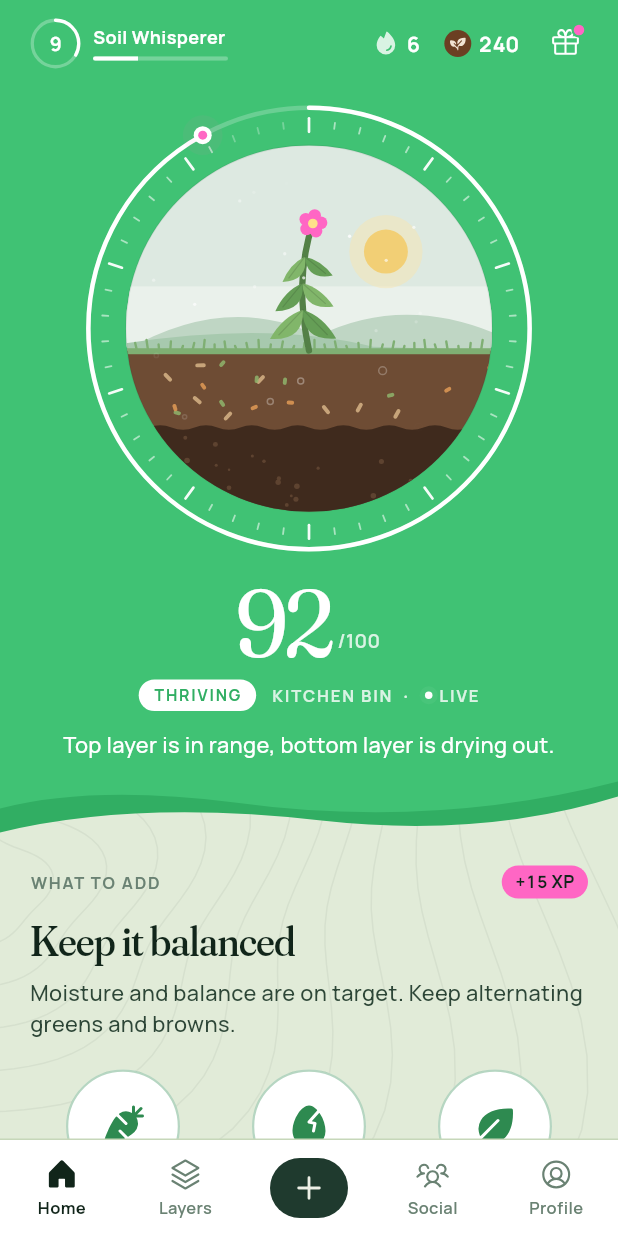
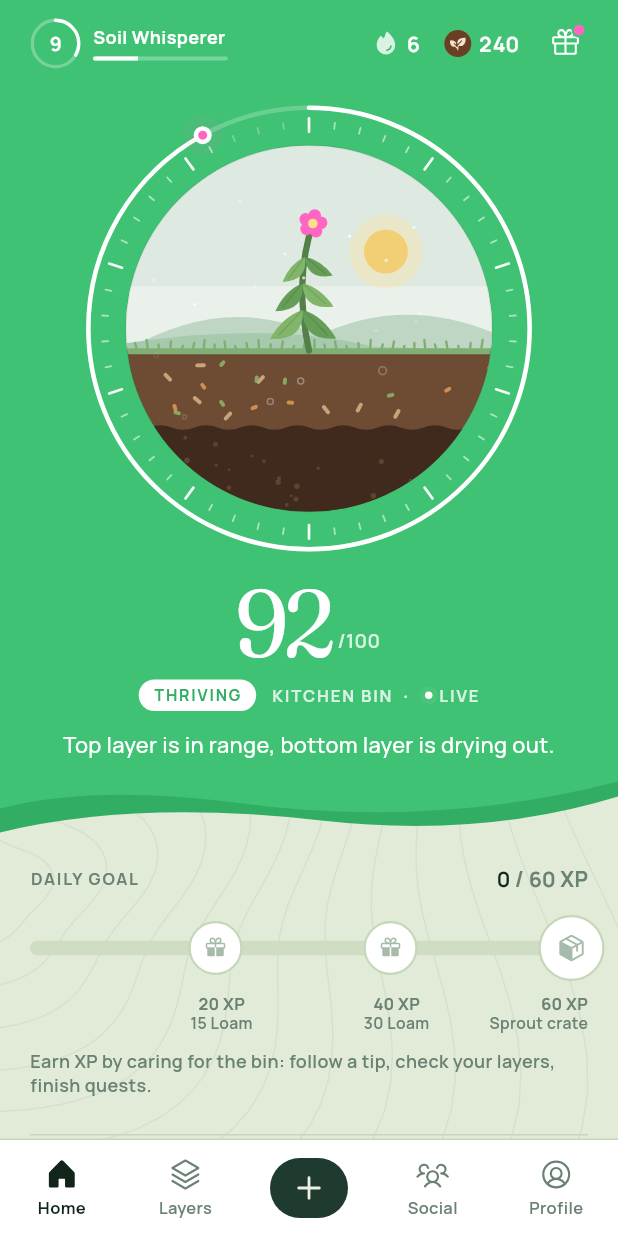
Before and after one commit to henryc08/Calmpost, a Flutter app: the screen it shows after launch, on a phone screen of 412 x 824 dp. Run offline on Flutter 3.47's test engine with Material 3 defaults, Android fonts, the phone set to English and light mode, and no system bars; drawn by our look-alikes of flutter_animate; our stand-ins replace fl_chart, flutter_local_notifications, flutter_riverpod, phosphor_flutter.

Commit message:
feat(home): game loop on Home
- Daily goal track: today's XP unlocks 15 Loam, 30 Loam and a Sprout crate
- Rewards ready shelf with wiggling crates and a reward reveal on open
- League race: rank, XP to promotion zone, neighbours above and below
- +15 XP badges on recommended items, next streak milestone + reward
- Quest claims toast their Loam; Profile can open crates too
- Live readings moved to the bottom of Home
- Tests: daily goal claiming and crate opening

```diff
--- /dev/null
+++ b/app/lib/features/home/daily_track.dart
@@ -0,0 +1,160 @@
+import 'package:flutter/material.dart';
+import 'package:flutter_animate/flutter_animate.dart';
+import 'package:flutter_riverpod/flutter_riverpod.dart';
+import 'package:phosphor_flutter/phosphor_flutter.dart';
+
+import '../../app/reward_reveal.dart';
+import '../../state/game.dart';
+import '../../ui/brand.dart';
+import '../../ui/components.dart';
+import '../../ui/tokens.dart';
+import '../../ui/type.dart';
+
+/// Today's XP fills a track toward three reward nodes you tap to claim.
+class DailyTrack extends ConsumerWidget {
+  const DailyTrack({super.key});
+
+  @override
+  Widget build(BuildContext context, WidgetRef ref) {
+    final xp = ref.watch(gameProvider.select((g) => g.xpToday));
+    final claimed = ref.watch(gameProvider.select((g) => g.dailyClaimed));
+    final goal = dailyGoals.last;
+    final ready = [for (var i = 0; i < dailyGoals.length; i++) xp >= dailyGoals[i] && !claimed.contains(i)];
+
+    Future<void> claim(int i) async {
+      final reward = ref.read(gameProvider.notifier).claimDaily(i);
+      if (reward == null) return;
+      await showRewardReveal(
+        context,
+        title: 'Daily reward',
+        icon: PhosphorIconsFill.gift,
+        items: [
+          if (reward.loam > 0) RevealItem(const LoamCoin(size: 26), '+${reward.loam}', 'Loam'),
+          if (reward.crate != null) RevealItem(const Icon(PhosphorIconsFill.package, size: 26, color: C.pink), '+1', crateTitle(reward.crate!)),
+        ],
+      );
+    }
+
+    return Column(
+      crossAxisAlignment: CrossAxisAlignment.start,
+      children: [
+        SectionLabel(
+          'DAILY GOAL',
+          trailing: Row(
+            mainAxisSize: MainAxisSize.min,
+            children: [
+              CountUp(xp.clamp(0, goal), style: T.num.copyWith(fontSize: 14)),
+              Text(' / $goal XP', style: T.num.copyWith(fontSize: 14, color: C.muted)),
+            ],
+          ),
+        ),
+        const SizedBox(height: S.x4),
+        SizedBox(
+          height: 44,
+          child: LayoutBuilder(
+            builder: (context, c) {
+              final w = c.maxWidth - 22;
+              return Stack(
+                clipBehavior: Clip.none,
+                alignment: Alignment.centerLeft,
+                children: [
+                  Positioned(
+                    left: 0,
+                    right: 22,
+                    child: ThinBar(value: xp / goal, color: C.pink, track: C.sunk, height: 10),
+                  ),
+                  for (var i = 0; i < dailyGoals.length; i++)
+                    Positioned(
+                      left: w * dailyGoals[i] / goal - 22 + 11,
+                      child: _Node(
+                        reached: xp >= dailyGoals[i],
+                        claimed: claimed.contains(i),
+                        isCrate: dailyRewards[i].crate != null,
+                        onTap: ready[i] ? () => claim(i) : null,
+                      ),
+                    ),
+                ],
+              );
+            },
+          ),
+        ),
+        const SizedBox(height: S.x2),
+        SizedBox(
+          height: 30,
+          child: LayoutBuilder(
+            builder: (context, c) {
+              final w = c.maxWidth - 22;
+              return Stack(
+                clipBehavior: Clip.none,
+                children: [
+                  for (var i = 0; i < dailyGoals.length; i++)
+                    Positioned(
+                      top: 0,
+                      width: 96,
+                      left: i == dailyGoals.length - 1 ? null : w * dailyGoals[i] / goal - 48 + 11 + (i == 0 ? 0 : 0),
+                      right: i == dailyGoals.length - 1 ? 0 : null,
+                      child: Column(
+                        crossAxisAlignment: i == dailyGoals.length - 1 ? CrossAxisAlignment.end : CrossAxisAlignment.center,
+                        children: [
+                          Text('${dailyGoals[i]} XP', style: T.num.copyWith(fontSize: 11, color: ready[i] ? C.ink : C.muted)),
+                          Text(
+                            dailyRewards[i].label,
+                            maxLines: 1,
+                            overflow: TextOverflow.ellipsis,
+                            style: T.small.copyWith(
+                              fontSize: 10.5,
+                              color: ready[i] ? C.ink : C.muted,
+                              fontWeight: ready[i] ? FontWeight.w800 : FontWeight.w600,
+                            ),
+                          ),
+                        ],
+                      ),
+                    ),
+                ],
+              );
+            },
+          ),
+        ),
+        const SizedBox(height: S.x2),
+        Text(
+          ready.contains(true) ? 'A reward is ready. Tap it to claim.' : 'Earn XP by caring for the bin: follow a tip, check your layers, finish quests.',
+          style: T.small,
+        ),
+      ],
+    );
+  }
+}
+
+class _Node extends StatelessWidget {
+  const _Node({required this.reached, required this.claimed, required this.isCrate, required this.onTap});
+  final bool reached;
+  final bool claimed;
+  final bool isCrate;
+  final VoidCallback? onTap;
+
+  @override
+  Widget build(BuildContext context) {
+    final ready = reached && !claimed;
+    final size = isCrate ? 44.0 : 36.0;
+    Widget node = Container(
+      width: size,
+      height: size,
+      decoration: BoxDecoration(
+        color: claimed ? C.forest : (ready ? C.pink : C.surface),
+        shape: BoxShape.circle,
+        border: Border.all(color: claimed || ready ? C.paper : C.line, width: claimed || ready ? 3 : 1.5),
+      ),
+      child: Icon(
+        claimed ? PhosphorIconsBold.check : (isCrate ? PhosphorIconsFill.package : PhosphorIconsFill.gift),
+        size: isCrate ? 20 : 16,
+        color: claimed ? C.onForest : (ready ? C.ink : C.faint),
+      ),
+    );
+    if (ready) {
+      node = node
+          .animate(onPlay: (c) => c.repeat(reverse: true))
+          .scale(begin: const Offset(1, 1), end: const Offset(1.12, 1.12), duration: 650.ms, curve: Curves.easeInOut);
+    }
+    return Pressable(onTap: onTap, scale: 0.9, child: node);
+  }
+}
--- a/app/lib/features/home/home_screen.dart
+++ b/app/lib/features/home/home_screen.dart
@@ -17,6 +17,9 @@ import '../../ui/components.dart';
 import '../../ui/tokens.dart';
 import '../../ui/type.dart';
 import 'bin_world.dart';
+import 'daily_track.dart';
+import 'league_race.dart';
+import 'rewards_shelf.dart';
 import 'what_to_add.dart';
 import 'readings_row.dart';
 import 'streak_calendar.dart';
@@ -81,6 +84,8 @@ class HomeScreen extends ConsumerWidget {
             child: Column(
               crossAxisAlignment: CrossAxisAlignment.stretch,
               children: [
+                const DailyTrack(),
+                const SectionBreak(),
                 if (suggestion != null) ...[
                   WhatToAdd(
                     suggestion: suggestion,
@@ -92,13 +97,16 @@ class HomeScreen extends ConsumerWidget {
                   ),
                   const SectionBreak(),
                 ],
+                if (game.crates.isNotEmpty || game.packets > 0) ...[const RewardsShelf(), const SectionBreak()],
+                const TodayQuests(),
+                const SectionBreak(),
+                LeagueRace(onOpen: () => goTo(AppTab.social)),
+                const SectionBreak(),
+                StreakCalendar(game: game),
+                const SectionBreak(),
                 const SectionLabel('LIVE READINGS'),
                 const SizedBox(height: S.x3),
                 ReadingsRow(s: s, onOpen: (_) => goTo(AppTab.layers)),
-                const SectionBreak(),
-                StreakCalendar(game: game),
-                const SectionBreak(),
-                const TodayQuests(),
               ].animate(interval: M.stagger).fadeIn(duration: 420.ms, curve: M.ease).slideY(begin: 0.03, curve: M.ease),
             ),
           ),
--- a/app/lib/features/home/what_to_add.dart
+++ b/app/lib/features/home/what_to_add.dart
@@ -127,17 +127,16 @@ class _Pick extends StatelessWidget {
                 child: Icon(item.icon, size: 32, color: accent),
               ),
               Positioned(
-                right: -2,
-                bottom: 2,
+                right: -10,
+                top: -4,
                 child: Container(
-                  width: 24,
-                  height: 24,
+                  padding: const EdgeInsets.symmetric(horizontal: 6, vertical: 3),
                   decoration: BoxDecoration(
-                    color: C.forest,
-                    shape: BoxShape.circle,
+                    color: C.pink,
+                    borderRadius: BorderRadius.circular(R.pill),
                     border: Border.all(color: C.paper, width: 2),
                   ),
-                  child: const Icon(PhosphorIconsBold.plus, size: 12, color: C.onForest),
+                  child: Text('+${Xp.followedSuggestion}', style: T.num.copyWith(fontSize: 11, color: C.ink)),
                 ),
               ),
             ],
--- a/app/lib/state/game.dart
+++ b/app/lib/state/game.dart
@@ -23,6 +23,8 @@ class GameState {
     required this.bestStreak,
     required this.crates,
     required this.packets,
+    required this.xpToday,
+    required this.dailyClaimed,
     required this.harvests,
     required this.kgDiverted,
     required this.questsClaimedAllTime,
@@ -51,6 +53,10 @@ class GameState {
   /// Unopened reward crates and Seed Packets (the rewards inbox).
   final List<CrateTier> crates;
   final int packets;
+
+  /// XP earned today (drives the daily goal track) and which of its rewards are claimed.
+  final int xpToday;
+  final Set<int> dailyClaimed;
   final int harvests;
   final double kgDiverted;
   final int questsClaimedAllTime;
@@ -75,6 +81,8 @@ class GameState {
     int? bestStreak,
     List<CrateTier>? crates,
     int? packets,
+    int? xpToday,
+    Set<int>? dailyClaimed,
     int? harvests,
     double? kgDiverted,
     int? questsClaimedAllTime,
@@ -93,6 +101,8 @@ class GameState {
     bestStreak: bestStreak ?? this.bestStreak,
     crates: crates ?? this.crates,
     packets: packets ?? this.packets,
+    xpToday: xpToday ?? this.xpToday,
+    dailyClaimed: dailyClaimed ?? this.dailyClaimed,
     harvests: harvests ?? this.harvests,
     kgDiverted: kgDiverted ?? this.kgDiverted,
     questsClaimedAllTime: questsClaimedAllTime ?? this.questsClaimedAllTime,
@@ -241,6 +251,8 @@ GameState _initial() {
     bestStreak: 21,
     crates: const [CrateTier.sprout, CrateTier.grove],
     packets: 1,
+    xpToday: 0,
+    dailyClaimed: const {},
     harvests: 2,
     kgDiverted: 14.6,
     questsClaimedAllTime: 34,
@@ -283,7 +295,7 @@ class GameController extends Notifier<GameState> {
   void _addXp(int xp) {
     if (xp <= 0) return;
     final beforeLevel = state.level;
-    state = state.copyWith(weekXp: state.weekXp + xp, totalXp: state.totalXp + xp);
+    state = state.copyWith(weekXp: state.weekXp + xp, totalXp: state.totalXp + xp, xpToday: state.xpToday + xp);
     if (state.level > beforeLevel) {
       _party.push(LevelUpCelebration(state.level, titleForLevel(state.level)));
     }
@@ -362,6 +374,7 @@ class GameController extends Notifier<GameState> {
     final quests = [for (final x in state.quests) x.id == id ? x.copyWith(claimed: true) : x];
     state = state.copyWith(quests: quests, loam: state.loam + q.loam, questsClaimedAllTime: state.questsClaimedAllTime + 1);
     _party.push(QuestCelebration(q, allDone: quests.every((x) => x.claimed)));
+    _toast.show('Quest done · +${q.loam} Loam', xp: q.xp);
     _addXp(q.xp);
   }
 
@@ -387,7 +400,53 @@ class GameController extends Notifier<GameState> {
     return true;
   }
 
+  /// Daily goal track: claim the reward at milestone [i] once today's XP reaches it.
+  DailyReward? claimDaily(int i) {
+    if (i < 0 || i >= dailyGoals.length) return null;
+    if (state.xpToday < dailyGoals[i] || state.dailyClaimed.contains(i)) return null;
+    final reward = dailyRewards[i];
+    state = state.copyWith(
+      dailyClaimed: {...state.dailyClaimed, i},
+      loam: state.loam + reward.loam,
+      crates: reward.crate == null ? state.crates : [...state.crates, reward.crate!],
+    );
+    return reward;
+  }
+
+  /// Opens the crate at [index] and pays out Loam + Seed Packets.
+  CrateOpening? openCrate(int index) {
+    if (index < 0 || index >= state.crates.length) return null;
+    final tier = state.crates[index];
+    final (loam, packets) = switch (tier) {
+      CrateTier.sprout => (60, 1),
+      CrateTier.grove => (160, 3),
+      CrateTier.canopy => (400, 5),
+    };
+    final crates = [...state.crates]..removeAt(index);
+    state = state.copyWith(crates: crates, loam: state.loam + loam, packets: state.packets + packets);
+    return CrateOpening(tier, loam, packets);
+  }
+
   void resetDemo() => state = _initial();
 }
 
 final gameProvider = NotifierProvider<GameController, GameState>(GameController.new);
+
+/// Daily goal track: XP milestones and what each pays.
+const dailyGoals = [20, 40, 60];
+
+class DailyReward {
+  const DailyReward(this.label, {this.loam = 0, this.crate});
+  final String label;
+  final int loam;
+  final CrateTier? crate;
+}
+
+const dailyRewards = [DailyReward('15 Loam', loam: 15), DailyReward('30 Loam', loam: 30), DailyReward('Sprout crate', crate: CrateTier.sprout)];
+
+class CrateOpening {
+  const CrateOpening(this.tier, this.loam, this.packets);
+  final CrateTier tier;
+  final int loam;
+  final int packets;
+}
```
Also changed, not shown: app/lib/app/reward_reveal.dart (added, +226 -0 lines), app/lib/features/home/league_race.dart (added, +96 -0 lines), app/lib/features/home/rewards_shelf.dart (added, +102 -0 lines), app/lib/features/home/streak_calendar.dart (+50 -0 lines), app/lib/features/profile/profile_screen.dart (+11 -1 lines), 2 other files.
